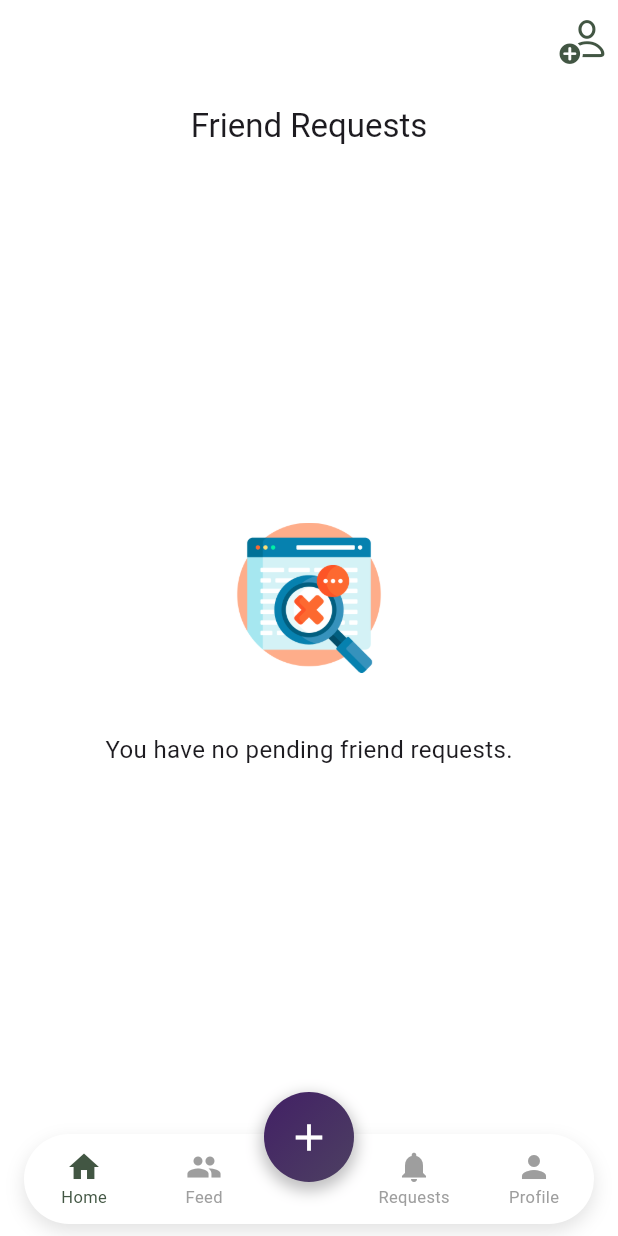
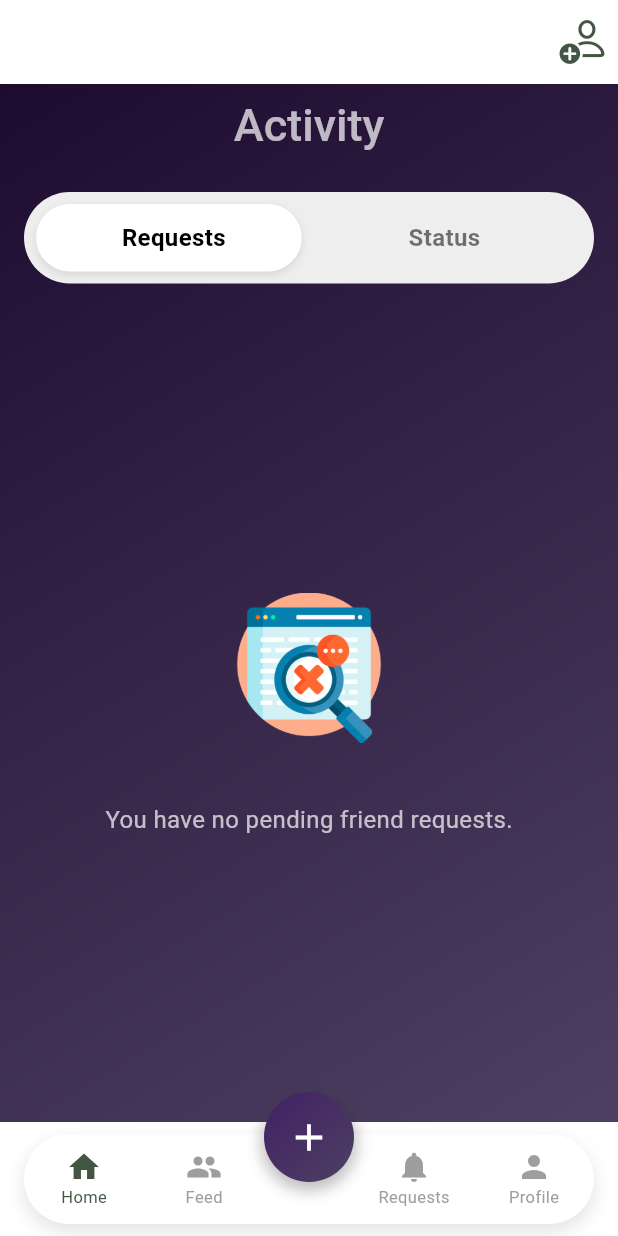
Before and after one commit to ShouqAlqureshi/achiva, a Flutter app: the screen it shows once a user with an empty profile is signed in, swiped to page 3, on a phone screen of 412 x 824 dp. Run offline on Flutter 3.47's test engine with Material 3 defaults, Android fonts, the phone set to English and light mode, and no system bars; our stand-ins replace awesome_dialog, bloc, cloud_firestore, equatable, firebase_auth, firebase_core and 7 more; missing offline and left inert: firebase_app_check; accounts and stored records are empty.

Commit message:
request structure chaged, request status feutre added

```diff
--- /dev/null
+++ b/lib/views/activity/activity.dart
@@ -0,0 +1,108 @@
+import 'package:achiva/views/activity/incoming_request_view.dart';
+import 'package:achiva/views/activity/request_status.dart';
+import 'package:achiva/widgets/segmented_control.dart';
+import 'package:flutter/material.dart';
+
+class Activity extends StatefulWidget {
+  const Activity({super.key});
+
+  @override
+  State<Activity> createState() => _ActivityState();
+}
+
+class _ActivityState extends State<Activity> {
+  late final PageController _pageController;
+  int _selectedIndex = 0;
+
+  @override
+  void initState() {
+    super.initState();
+    _pageController = PageController(initialPage: _selectedIndex);
+  }
+
+  @override
+  void dispose() {
+    _pageController.dispose();
+    super.dispose();
+  }
+
+  void _onPageChanged(int index) {
+    if (!mounted) return;
+    setState(() {
+      _selectedIndex = index;
+    });
+  }
+
+  void _onSegmentTapped(int index) {
+    if (!mounted) return;
+    setState(() {
+      _selectedIndex = index;
+      _pageController.animateToPage(
+        index,
+        duration: const Duration(milliseconds: 300),
+        curve: Curves.easeInOut,
+      );
+    });
+  }
+
+  @override
+  Widget build(BuildContext context) {
+    return Scaffold(
+      extendBodyBehindAppBar:
+          true, // This allows the body to extend behind the app bar
+      backgroundColor:
+          Colors.transparent, // Make scaffold background transparent
+      appBar: AppBar(
+        title: const Text(
+          'Activity',
+          style: TextStyle(
+            fontSize: 30,
+            fontWeight: FontWeight.w500,
+            color: Colors.white70,
+          ),
+        ),
+        centerTitle: true,
+        backgroundColor: Colors.transparent,
+        elevation: 0,
+        iconTheme: const IconThemeData(color: Colors.white70),
+      ),
+      body: Container(
+        decoration: const BoxDecoration(
+          gradient: LinearGradient(
+            begin: Alignment.topLeft,
+            end: Alignment.bottomRight,
+            colors: [
+              Color.fromARGB(255, 30, 12, 48),
+              Color.fromARGB(255, 77, 64, 98),
+            ],
+          ),
+        ),
+        child: SafeArea(
+          // Add SafeArea to prevent content from going under status bar
+          child: Column(
+            children: [
+              Padding(
+                padding: const EdgeInsets.all(16.0),
+                child: SlidingSegmentedControl(
+                  selectedIndex: _selectedIndex,
+                  onValueChanged: _onSegmentTapped,
+                ),
+              ),
+              Expanded(
+                child: PageView(
+                  controller: _pageController,
+                  onPageChanged: _onPageChanged,
+                  physics: const ClampingScrollPhysics(),
+                  children: const [
+                    IncomingRequestsPage(),
+                    RequestStatus(),
+                  ],
+                ),
+              ),
+            ],
+          ),
+        ),
+      ),
+    );
+  }
+}
--- a/lib/views/incoming_request_view.dart
+++ b/lib/views/activity/incoming_request_view.dart
@@ -6,7 +6,7 @@ class IncomingRequestsPage extends StatelessWidget {
   const IncomingRequestsPage({super.key});
 
   // Fetch current user ID
-  String _getCurrentUserId() {
+  String getCurrentUserId() {
     User? user = FirebaseAuth.instance.currentUser;
     if (user == null) {
       throw Exception("User not logged in");
@@ -16,15 +16,9 @@ class IncomingRequestsPage extends StatelessWidget {
 
   @override
   Widget build(BuildContext context) {
-    String currentUserId = _getCurrentUserId();
-    return Scaffold(
-      backgroundColor: Colors.white,
-      appBar: AppBar(
-        title: Text('Friend Requests'),
-        centerTitle: true,
-        backgroundColor: Colors.white,
-      ),
-      body: StreamBuilder<QuerySnapshot>(
+    String currentUserId = getCurrentUserId();
+    // String currentUserId = "ccvx5cv1SwZQWQrvX3QBjONPbe63";
+    return StreamBuilder<QuerySnapshot>(
       stream: FirebaseFirestore.instance
           .collection('Users')
           .doc(currentUserId)
@@ -41,7 +35,8 @@ class IncomingRequestsPage extends StatelessWidget {
 
         final friendRequests = snapshot.data?.docs ?? [];
         if (friendRequests.isEmpty) {
-            return noPendingFriendRequestsWidget();
+          return noPendingFriendRequestsWidget(
+              'You have no pending friend requests.');
         }
 
         return StreamBuilder<List<DocumentSnapshot>>(
@@ -53,7 +48,8 @@ class IncomingRequestsPage extends StatelessWidget {
 
             final filteredFriendRequests = filteredSnapshot.data ?? [];
             if (filteredFriendRequests.isEmpty) {
-                return noPendingFriendRequestsWidget();
+              return noPendingFriendRequestsWidget(
+                  'You have no pending friend requests.');
             }
 
             return ListView(
@@ -96,12 +92,10 @@ class IncomingRequestsPage extends StatelessWidget {
                       name: fullName,
                       pictureUrl: photoUrl,
                       onAccept: () {
-                          _acceptFriendRequest(
-                              currentUserId, userId, requestId);
+                        _acceptFriendRequest(currentUserId, userId, requestId);
                       },
                       onReject: () {
-                          _rejectFriendRequest(
-                              currentUserId, userId, requestId);
+                        _rejectFriendRequest(currentUserId, userId, requestId);
                       },
                     );
                   },
@@ -111,7 +105,6 @@ class IncomingRequestsPage extends StatelessWidget {
           },
         );
       },
-      ),
     );
   }
 
@@ -137,7 +130,7 @@ class IncomingRequestsPage extends StatelessWidget {
     yield validFriendRequests;
   }
 
-  Widget noPendingFriendRequestsWidget() {
+  Widget noPendingFriendRequestsWidget(String massage) {
     return Center(
       child: Padding(
         padding: const EdgeInsets.all(30),
@@ -153,8 +146,8 @@ class IncomingRequestsPage extends StatelessWidget {
               ),
               SizedBox(height: 40),
               Text(
-                'You have no pending friend requests.',
-                style: TextStyle(fontSize: 16),
+                massage,
+                style: TextStyle(fontSize: 16, color: Colors.white70),
               ),
             ],
           ),
@@ -184,8 +177,12 @@ class IncomingRequestsPage extends StatelessWidget {
         .doc(friendId)
         .collection('RequestsStatus')
         .doc(requestId)
-        .set({'requestId': requestId, 'Status': "accepted"});
-
+        .set({
+      'requestId': requestId,
+      'userId': currentUserId,
+      'Status': "accepted",
+      'timestamp': FieldValue.serverTimestamp(),
+    });
 
     FirebaseFirestore.instance
         .collection('Users')
@@ -223,7 +220,12 @@ class IncomingRequestsPage extends StatelessWidget {
         .doc(friendId)
         .collection('RequestsStatus')
         .doc(requestId)
-        .set({'requestId': requestId, 'Status': "rejected"});
+        .set({
+      'requestId': requestId,
+      'userId': currentUserId,
+      'Status': "rejected",
+      'timestamp': FieldValue.serverTimestamp(),
+    });
   }
 }
 
--- a/lib/views/home_view.dart
+++ b/lib/views/home_view.dart
@@ -1,7 +1,8 @@
 import 'package:achiva/enum/menu_action.dart';
 import 'package:achiva/exceptions/auth_exceptions.dart';
 import 'package:achiva/utilities/show_error_dialog.dart';
-import 'package:achiva/views/incoming_request_view.dart';
+import 'package:achiva/views/activity/activity.dart';
+import 'package:achiva/views/activity/incoming_request_view.dart';
 import 'package:cloud_firestore/cloud_firestore.dart';
 import 'package:firebase_auth/firebase_auth.dart';
 import 'package:flutter/cupertino.dart';
@@ -54,7 +55,8 @@ class _HomePageState extends State<HomeScreen> {
   @override
   Widget build(BuildContext context) {
     return Scaffold(
-      appBar: _currentIndex == 0 ? AppBar(
+      appBar: _currentIndex == 0
+          ? AppBar(
               automaticallyImplyLeading: false,
               backgroundColor: Colors.white,
               actions: [
@@ -67,12 +69,14 @@ class _HomePageState extends State<HomeScreen> {
                   onPressed: () {
                     Navigator.push(
                       context,
-                MaterialPageRoute(builder: (context) => SearchFriendsScreen()),
+                      MaterialPageRoute(
+                          builder: (context) => SearchFriendsScreen()),
                     );
                   },
                 ),
               ],
-      ) : null,
+            )
+          : null,
       body: PageView(
         controller: _pageController,
         physics:
@@ -80,19 +84,16 @@ class _HomePageState extends State<HomeScreen> {
         children: [
           _buildHomePage(context),
           const FriendsFeedScreen(), // Your Friends Feed Page
-          const IncomingRequestsPage(), //Your Incoming Requests Page
+          const Activity(), //Your Incoming Requests Page
           const ProfileScreen(), // Your Profile Page
         ],
       ),
-
-
       bottomNavigationBar: FloatingBottomNavigationBarWidget(
         currentIndex: _currentIndex,
         onTabSelected: _onTabSelected,
       ),
     );
   }
-
 
   Widget _buildHomePage(BuildContext context) {
     return Stack(
@@ -151,7 +152,8 @@ Widget _buildHomePage(BuildContext context) {
                                 Container(
                                   height: 105,
                                   width: double.infinity,
-                      padding: const EdgeInsets.symmetric(horizontal: 20),
+                                  padding: const EdgeInsets.symmetric(
+                                      horizontal: 20),
                                   decoration: BoxDecoration(
                                     border: Border.all(
                                       color: Colors.grey[400]!,
@@ -169,7 +171,7 @@ Widget _buildHomePage(BuildContext context) {
                                             style: TextStyle(
                                               color: WellBeingColors.mediumGrey,
                                               fontSize: 14,
-                                  fontWeight:FontWeight.w400,
+                                              fontWeight: FontWeight.w400,
                                             ),
                                           ),
                                           const Spacer(),
@@ -177,26 +179,33 @@ Widget _buildHomePage(BuildContext context) {
                                       ),
                                       const SizedBox(height: 10),
                                       Padding(
-                            padding: const EdgeInsets.symmetric(horizontal: 5),
+                                        padding: const EdgeInsets.symmetric(
+                                            horizontal: 5),
                                         child: Row(
-                              mainAxisAlignment: MainAxisAlignment.spaceBetween,
+                                          mainAxisAlignment:
+                                              MainAxisAlignment.spaceBetween,
                                           children: [
                                             reportStats('2 Tasks', 'Today'),
                                             Container(
                                               decoration: BoxDecoration(
-                                    color: WellBeingColors.mediumGrey
+                                                color: WellBeingColors
+                                                    .mediumGrey
                                                     .withOpacity(0.3),
-                                    borderRadius: BorderRadius.circular(10),
+                                                borderRadius:
+                                                    BorderRadius.circular(10),
                                               ),
                                               height: 40,
                                               width: 1.2,
                                             ),
-                                reportStats('13 Tasks', 'This Week'),
+                                            reportStats(
+                                                '13 Tasks', 'This Week'),
                                             Container(
                                               decoration: BoxDecoration(
-                                    color: WellBeingColors.mediumGrey
+                                                color: WellBeingColors
+                                                    .mediumGrey
                                                     .withOpacity(0.3),
-                                    borderRadius: BorderRadius.circular(10),
+                                                borderRadius:
+                                                    BorderRadius.circular(10),
                                               ),
                                               height: 40,
                                               width: 1.2,
@@ -228,10 +237,8 @@ Widget _buildHomePage(BuildContext context) {
                         .doc(FirebaseAuth.instance.currentUser!.uid)
                         .collection('goals')
                         .snapshots(),
-                  builder:
-                      (context, AsyncSnapshot<QuerySnapshot> snapshot) {
-                    if (snapshot.connectionState ==
-                        ConnectionState.waiting) {
+                    builder: (context, AsyncSnapshot<QuerySnapshot> snapshot) {
+                      if (snapshot.connectionState == ConnectionState.waiting) {
                         // return const CircularProgressIndicator();
                       }
 
@@ -261,15 +268,12 @@ Widget _buildHomePage(BuildContext context) {
                         return SizedBox(
                           height: 250,
                           child: PageView.builder(
-                          controller:
-
-                              PageController(viewportFraction: 0.87),
-
+                            controller: PageController(viewportFraction: 0.87),
                             itemCount: goalDocuments.length,
                             itemBuilder: (context, index) {
                               final goalDocument = goalDocuments[index];
-                            final goalData = goalDocument.data()
-                                as Map<String, dynamic>;
+                              final goalData =
+                                  goalDocument.data() as Map<String, dynamic>;
                               final String goalName = goalData['name'];
                               double progress = (index + 1) * 10.0;
                               final isDone = progress >= 100;
@@ -297,7 +301,6 @@ Widget _buildHomePage(BuildContext context) {
     );
   }
 
-
   Widget _buildGoalCard(String goalName, double progress, bool isDone,
       DocumentSnapshot goalDocument) {
     return GestureDetector(
@@ -311,7 +314,8 @@ Widget _buildGoalCard(String goalName, double progress, bool isDone,
       },
       child: AnimatedContainer(
         duration: const Duration(milliseconds: 300),
-      margin: const EdgeInsets.symmetric(horizontal: 15, vertical: 35), // Adjust margin as needed
+        margin: const EdgeInsets.symmetric(
+            horizontal: 15, vertical: 35), // Adjust margin as needed
         padding: const EdgeInsets.all(20), // Padding around the content
         width: 150, // Set width to desired square size
         height: 100, // Set height to the same value as width for square shape
@@ -331,7 +335,8 @@ Widget _buildGoalCard(String goalName, double progress, bool isDone,
               offset: const Offset(0, 3),
             ),
           ],
-        borderRadius: BorderRadius.circular(20), // Optional: for rounded corners
+          borderRadius:
+              BorderRadius.circular(20), // Optional: for rounded corners
         ),
         child: Column(
           crossAxisAlignment: CrossAxisAlignment.start,
@@ -381,7 +386,8 @@ Widget _buildGoalCard(String goalName, double progress, bool isDone,
                           width: 40,
                           child: CircularProgressIndicator(
                             value: progress / 100,
-                          strokeWidth: 6, // Slightly thinner for better aesthetics
+                            strokeWidth:
+                                6, // Slightly thinner for better aesthetics
                             backgroundColor: Colors.white,
                             strokeCap: StrokeCap.round,
                             valueColor: AlwaysStoppedAnimation<Color>(
@@ -442,9 +448,6 @@ Widget _buildGoalCard(String goalName, double progress, bool isDone,
     );
   }
 
-
-
-
   Widget reportStats(String stat, String label) {
     return Column(
       crossAxisAlignment: CrossAxisAlignment.start,
--- /dev/null
+++ b/lib/widgets/segmented_control.dart
@@ -0,0 +1,129 @@
+import 'package:flutter/material.dart';
+
+class SlidingSegmentedControl extends StatefulWidget {
+  final Function(int) onValueChanged;
+  final int selectedIndex;
+
+  const SlidingSegmentedControl({
+    super.key,
+    required this.onValueChanged,
+    required this.selectedIndex,
+  });
+
+  @override
+  State<SlidingSegmentedControl> createState() => _SlidingSegmentedControlState();
+}
+
+class _SlidingSegmentedControlState extends State<SlidingSegmentedControl> {
+  @override
+  Widget build(BuildContext context) {
+    return Container(
+      padding: const EdgeInsets.all(8),
+      decoration: BoxDecoration(
+        color: Colors.grey[200],
+        borderRadius: BorderRadius.circular(50),
+      ),
+      child: Stack(
+        children: [
+          // Sliding indicator
+          AnimatedAlign(
+            duration: const Duration(milliseconds: 200),
+            curve: Curves.easeInOut,
+            alignment: widget.selectedIndex == 0
+                ? Alignment.centerLeft
+                : Alignment.centerRight,
+            child: Container(
+              width: MediaQuery.of(context).size.width * 0.43,
+              height: 45,
+              decoration: BoxDecoration(
+                color: Colors.white,
+                borderRadius: BorderRadius.circular(25),
+                boxShadow: [
+                  BoxShadow(
+                    color: Colors.black.withOpacity(0.1),
+                    blurRadius: 4,
+                    offset: const Offset(0, 2),
+                  ),
+                ],
+              ),
+            ),
+          ),
+          // Buttons row
+          Row(
+            mainAxisAlignment: MainAxisAlignment.spaceEvenly,
+            children: [
+              _buildSegmentButton(
+                title: 'Requests',
+                index: 0,
+              ),
+              _buildSegmentButton(
+                title: 'Status',
+                index: 1,
+              ),
+            ],
+          ),
+        ],
+      ),
+    );
+  }
+
+  Widget _buildSegmentButton({
+    required String title,
+    required int index,
+  }) {
+    return GestureDetector(
+      onTap: () {
+        widget.onValueChanged(index);
+      },
+      child: Container(
+        width: MediaQuery.of(context).size.width * 0.43,
+        height: 45,
+        alignment: Alignment.center,
+        child: Text(
+          title,
+          style: TextStyle(
+            fontSize: 16,
+            fontWeight: FontWeight.w600,
+            color: widget.selectedIndex == index
+                ? Colors.black
+                : Colors.black54,
+          ),
+        ),
+      ),
+    );
+  }
+}
+
+// Usage Example
+class MyHomePage extends StatefulWidget {
+  const MyHomePage({super.key});
+
+  @override
+  State<MyHomePage> createState() => _MyHomePageState();
+}
+
+class _MyHomePageState extends State<MyHomePage> {
+  int _selectedIndex = 0;
+
+  @override
+  Widget build(BuildContext context) {
+    return Scaffold(
+      body: Padding(
+        padding: const EdgeInsets.symmetric(horizontal: 16),
+        child: Column(
+          mainAxisAlignment: MainAxisAlignment.center,
+          children: [
+            SlidingSegmentedControl(
+              selectedIndex: _selectedIndex,
+              onValueChanged: (index) {
+                setState(() {
+                  _selectedIndex = index;
+                });
+              },
+            ),
+          ],
+        ),
+      ),
+    );
+  }
+}
```
Also changed, not shown: lib/views/activity/request_status.dart (added, +147 -0 lines), lib/views/auth/gender_selection_view.dart (+7 -5 lines). Lines whose indentation alone changed are shown as unchanged.
